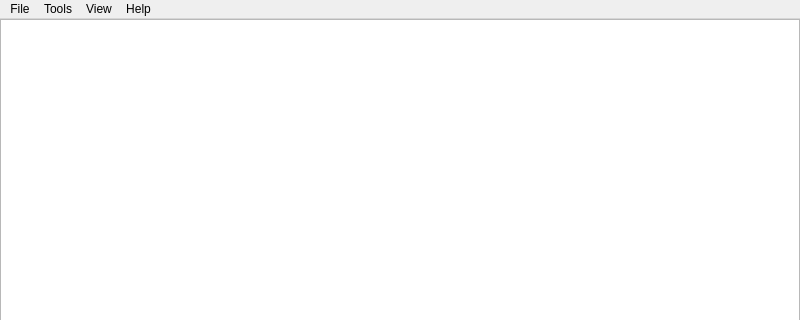
First picture: the form in src/TSVview/MainWindow.ui, repository marc-sturm/TSVview, before the edit; both pictures show x 0 to 800 and y 0 to 320 of the 800 by 600 pixel window.
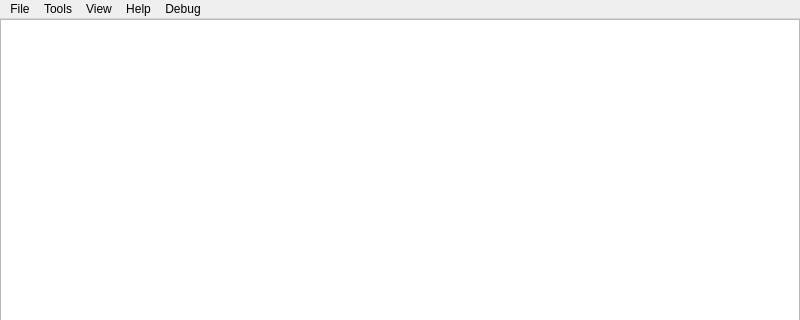
Second picture: the form after the edit. Icons and pictures are not drawn. Custom widgets are drawn as their Qt base class.

The edit to the form file:
```diff
--- a/src/TSVview/MainWindow.ui
+++ b/src/TSVview/MainWindow.ui
@@ -46,7 +46,7 @@
      <x>0</x>
      <y>0</y>
      <width>800</width>
-     <height>21</height>
+     <height>22</height>
     </rect>
    </property>
    <widget class="QMenu" name="menuFile">
@@ -94,10 +94,18 @@
     <addaction name="toggleColumnIndex"/>
     <addaction name="toggleRowColors"/>
    </widget>
+   <widget class="QMenu" name="menuDebug">
+    <property name="title">
+     <string>Debug</string>
+    </property>
+    <addaction name="actionShowDatasetInfo"/>
+    <addaction name="actionGenerateExampleData"/>
+   </widget>
    <addaction name="menuFile"/>
    <addaction name="menuTools"/>
    <addaction name="menuView"/>
    <addaction name="menuHelp"/>
+   <addaction name="menuDebug"/>
   </widget>
   <action name="actionAbout">
    <property name="text">
```
Left out of the diff: 125 changed lines with no effect on the pictures.
